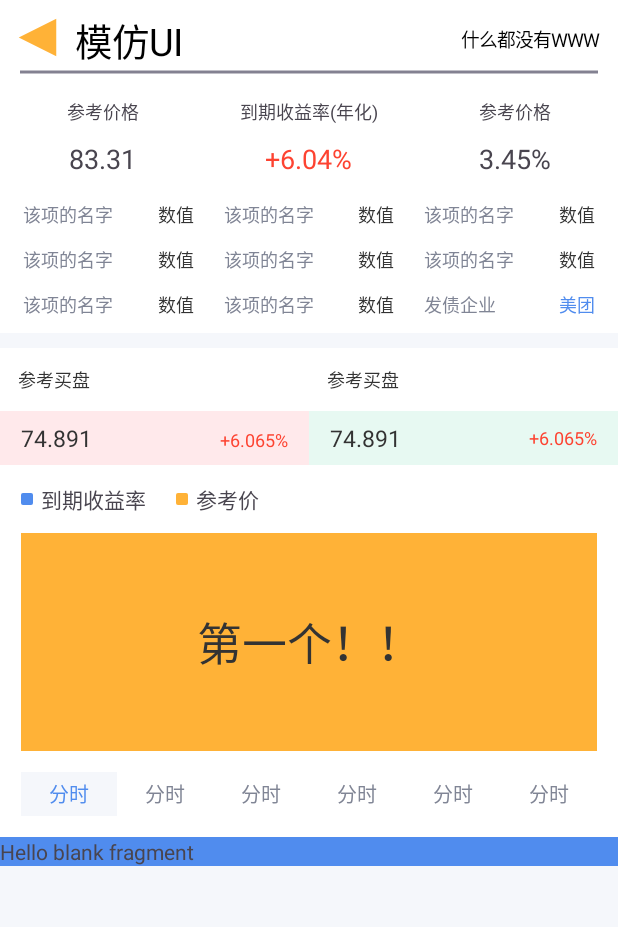
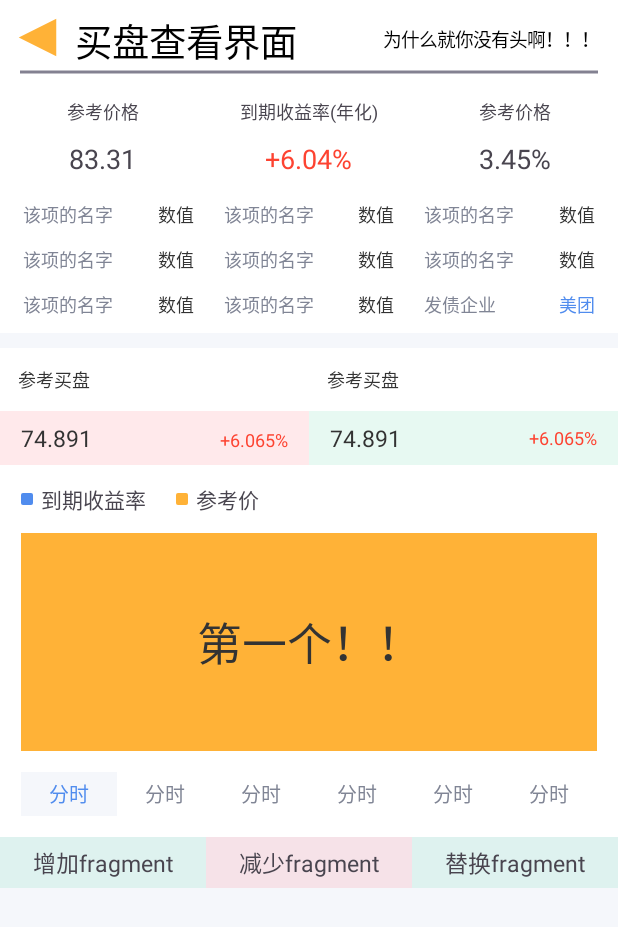
Before and after one commit to Jungezi/AndroidUITest, an Android app: the PracticeChartActivity screen opened directly, with no data from a screen before it, on a phone screen of 412 x 824 dp. Shown: the top 927 px of the screen. Run offline under Robolectric (Android 15) with nearby library versions, the phone set to English and light mode, and no system bars.

Commit message:
fragment的增删替换

```diff
--- a/app/src/main/java/com/www233/uitest/charttest/PracticeChartActivity.java
+++ b/app/src/main/java/com/www233/uitest/charttest/PracticeChartActivity.java
@@ -10,6 +10,7 @@ import android.widget.Toast;
 import androidx.activity.EdgeToEdge;
 import androidx.appcompat.app.AppCompatActivity;
 import androidx.fragment.app.Fragment;
+import androidx.fragment.app.FragmentManager;
 import androidx.recyclerview.widget.GridLayoutManager;
 import androidx.recyclerview.widget.RecyclerView;
 import androidx.viewpager2.widget.ViewPager2;
@@ -142,8 +143,33 @@ public class PracticeChartActivity extends AppCompatActivity implements View.OnC
         }
 
         refreshTextColor(index);
-        view_pager.setCurrentItem(index, false);
+        view_pager.setCurrentItem(index, true);
 
 
     }
+
+    int cnt = 0;
+    List<PracticeFragment> fragment_list_2 = new ArrayList<>();
+
+    public void add_fragment(View view) {
+
+        PracticeFragment fragment_dir = PracticeFragment.newInstance("创建fragment的" + (cnt++), getResources().getColor(R.color.green_light, getTheme()));
+        fragment_list_2.add(fragment_dir);
+        getSupportFragmentManager().beginTransaction().add(R.id.fl, fragment_dir).commit();
+    }
+
+    public void remove_fragment(View view) {
+        if (cnt > 0) {
+            getSupportFragmentManager().beginTransaction().remove(fragment_list_2.get(--cnt)).commit();
+            fragment_list_2.remove(cnt);
+        }
+    }
+
+    public void replace_fragment(View view) {
+        cnt = 0;
+        PracticeFragment fragment_dir = PracticeFragment.newInstance("重头再来的fragment!" + (cnt++), getResources().getColor(R.color.red_light, getTheme()));
+        fragment_list_2.clear();
+        fragment_list_2.add(fragment_dir);
+        getSupportFragmentManager().beginTransaction().replace(R.id.fl, fragment_dir).commit();
+    }
 }
--- a/app/src/main/res/layout/activity_practive_chart.xml
+++ b/app/src/main/res/layout/activity_practive_chart.xml
@@ -17,8 +17,8 @@
         app:layout_constraintStart_toStartOf="parent"
         app:layout_constraintTop_toTopOf="parent"
         app:myBackground="@color/orange"
-        app:myContent="什么都没有WWW"
-        app:myTitle="模仿UI" />
+        app:myContent="为什么就你没有头啊！！！"
+        app:myTitle="买盘查看界面" />
 
     <LinearLayout
         android:id="@+id/linearLayout11"
@@ -374,9 +374,49 @@
 
     </androidx.constraintlayout.widget.ConstraintLayout>
 
-    <fragment
-        android:id="@+id/fm"
-        android:name="com.www233.uitest.charttest.PracticeFragment1"
+    <LinearLayout
         android:layout_width="match_parent"
-        android:layout_height="wrap_content" />
+        android:layout_height="wrap_content"
+        android:orientation="horizontal">
+
+        <TextView
+            android:layout_width="0dp"
+            android:layout_height="wrap_content"
+            android:layout_weight="1"
+            android:background="@color/green_light"
+            android:gravity="center"
+            android:onClick="add_fragment"
+            android:paddingVertical="5dp"
+            android:text="增加fragment"
+            android:textSize="15dp" />
+
+        <TextView
+            android:layout_width="0dp"
+            android:layout_height="wrap_content"
+            android:layout_weight="1"
+            android:background="@color/red_light"
+            android:gravity="center"
+            android:onClick="remove_fragment"
+            android:paddingVertical="5dp"
+            android:text="减少fragment"
+            android:textSize="15dp" />
+
+        <TextView
+            android:layout_width="0dp"
+            android:layout_height="wrap_content"
+            android:layout_weight="1"
+            android:background="@color/green_light"
+            android:gravity="center"
+            android:onClick="replace_fragment"
+            android:paddingVertical="5dp"
+            android:text="替换fragment"
+            android:textSize="15dp" />
+    </LinearLayout>
+
+
+    <LinearLayout
+        android:id="@+id/fl"
+        android:layout_width="match_parent"
+        android:layout_height="wrap_content"
+        android:orientation="vertical" />
 </LinearLayout>
--- a/app/src/main/res/layout/fragment_practice.xml
+++ b/app/src/main/res/layout/fragment_practice.xml
@@ -12,6 +12,7 @@
         android:id="@+id/tv"
         android:layout_width="match_parent"
         android:layout_height="match_parent"
+        android:layout_margin="20dp"
         android:gravity="center"
         android:text="@string/hello_blank_fragment"
         android:textColor="@color/black_use"
```
